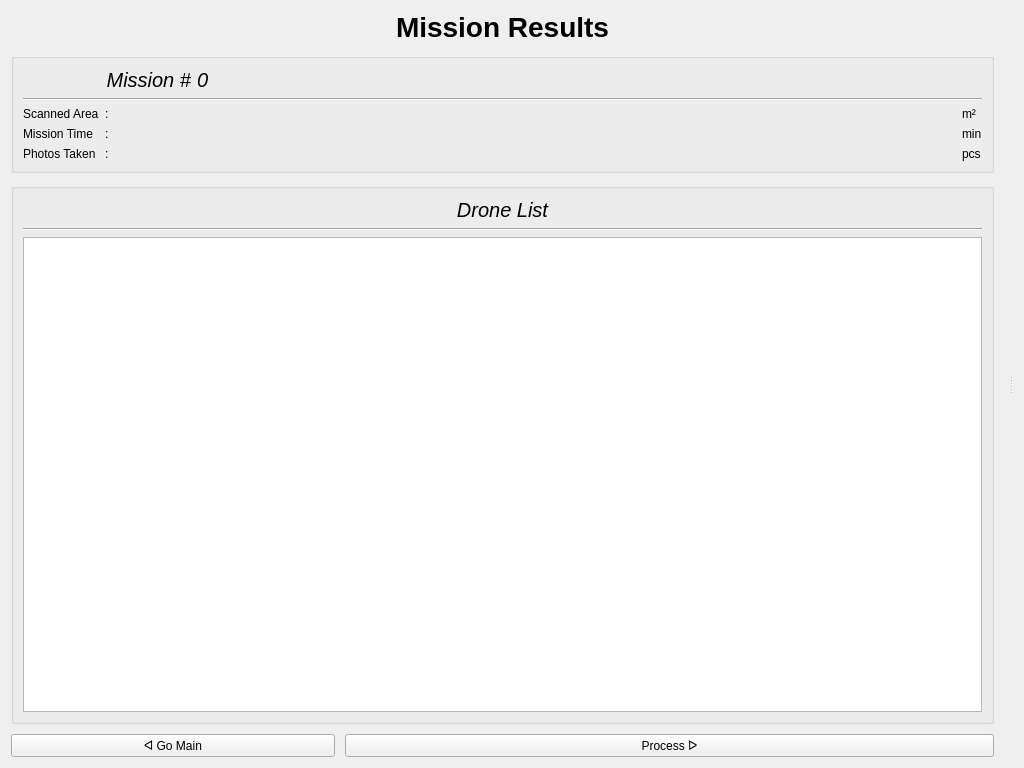
Old version of the form UI/Postflight/post_design.ui in the repository cmpe-DroneLab/GeoFly3D.
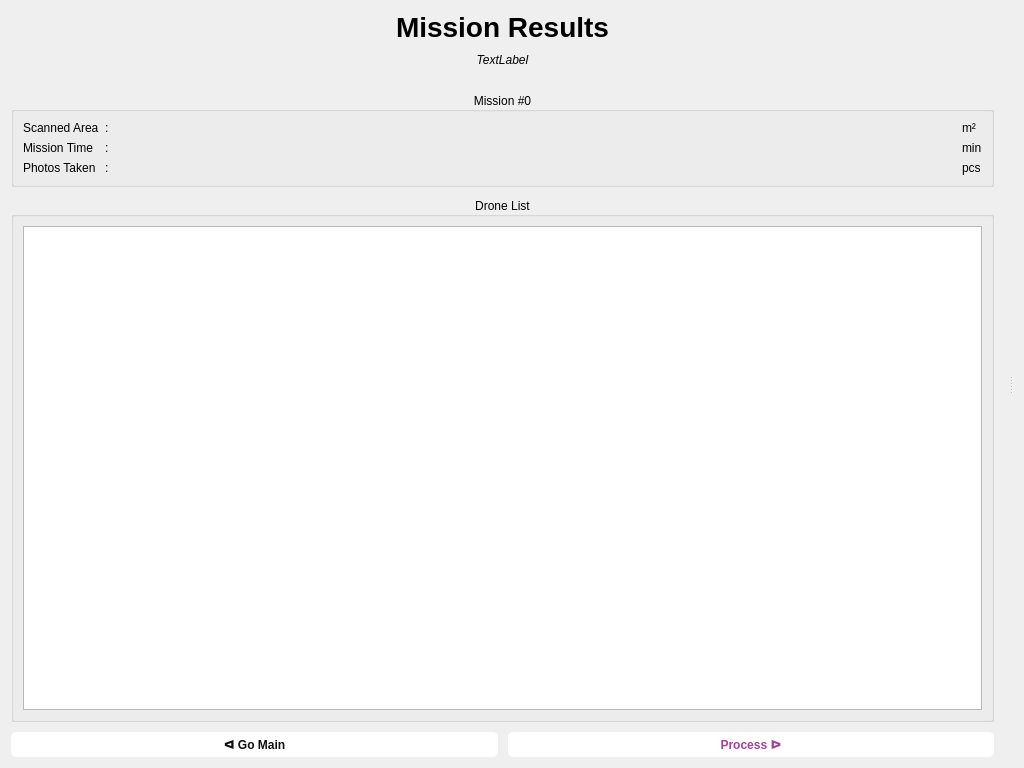
New version of the form.

Commit message: Improved left column design

What changed in the file:
```diff
--- a/UI/Postflight/post_design.ui
+++ b/UI/Postflight/post_design.ui
@@ -13,14 +13,35 @@
   <property name="windowTitle">
    <string>Form</string>
   </property>
+  <property name="styleSheet">
+   <string notr="true">QPushButton {
+    color: #111111;
+    background-color: #ffffff;
+    padding: 5px 10px;
+    font-weight: 500;
+    border-radius: 5px;
+    border: 0px;
+}
+
+QPushButton:focus { border: 1px solid darkgrey; }
+QPushButton:hover { background-color: #bebebe; }
+QPushButton:pressed { color: white; background-color: #5c5c5c; }
+QPushButton:disabled { color: grey; background-color: #bbbbbb; }
+
+#btn_process { color: #a33ea3; }
+#btn_process:hover { background-color: #f7c3f7; }
+#btn_process:pressed { color: white; background-color: #a33ea3; }
+#btn_process:disabled { color: grey; background-color: #bbbbbb; }
+</string>
+  </property>
   <layout class="QHBoxLayout" name="horizontalLayout">
    <item>
     <widget class="QSplitter" name="splitter">
      <property name="orientation">
       <enum>Qt::Horizontal</enum>
      </property>
-     <widget class="QWidget" name="">
-      <layout class="QVBoxLayout" name="v_lay_left" stretch="0,0,0,0">
+     <widget class="QWidget" name="layoutWidget">
+      <layout class="QVBoxLayout" name="v_lay_left" stretch="0,0,0,0,0,0">
        <property name="spacing">
         <number>10</number>
        </property>
@@ -46,75 +67,61 @@
          </property>
         </widget>
        </item>
+       <item>
+        <widget class="QLabel" name="label_description">
+         <property name="font">
+          <font>
+           <italic>true</italic>
+          </font>
+         </property>
+         <property name="text">
+          <string>TextLabel</string>
+         </property>
+         <property name="alignment">
+          <set>Qt::AlignCenter</set>
+         </property>
+        </widget>
+       </item>
+       <item>
+        <spacer name="verticalSpacer">
+         <property name="orientation">
+          <enum>Qt::Vertical</enum>
+         </property>
+         <property name="sizeType">
+          <enum>QSizePolicy::Fixed</enum>
+         </property>
+         <property name="sizeHint" stdset="0">
+          <size>
+           <width>20</width>
+           <height>15</height>
+          </size>
+         </property>
+        </spacer>
+       </item>
        <item>
         <widget class="QGroupBox" name="gb_mission">
          <property name="title">
-          <string/>
+          <string>Mission #0</string>
+         </property>
+         <property name="alignment">
+          <set>Qt::AlignCenter</set>
          </property>
          <layout class="QGridLayout" name="gridLayout" columnstretch="0,0,1,0">
-          <item row="2" column="0">
-           <widget class="QLabel" name="scanned_area_label">
-            <property name="text">
-             <string>Scanned Area</string>
-            </property>
-           </widget>
-          </item>
-          <item row="3" column="0">
-           <widget class="QLabel" name="mission_time_label">
-            <property name="text">
-             <string>Mission Time</string>
-            </property>
-           </widget>
-          </item>
-          <item row="5" column="0">
-           <widget class="QLabel" name="batt_required_label">
-            <property name="text">
-             <string>Photos Taken</string>
-            </property>
-           </widget>
-          </item>
-          <item row="2" column="1">
-           <widget class="QLabel" name="colon_1">
-            <property name="text">
-             <string>:</string>
-            </property>
-           </widget>
-          </item>
-          <item row="3" column="1">
+          <item row="1" column="1">
            <widget class="QLabel" name="colon_2">
             <property name="text">
              <string>:</string>
             </property>
            </widget>
           </item>
-          <item row="5" column="1">
+          <item row="3" column="1">
            <widget class="QLabel" name="colon_3">
             <property name="text">
              <string>:</string>
             </property>
            </widget>
           </item>
-          <item row="2" column="2">
-           <widget class="QLabel" name="scanned_area_value">
-            <property name="text">
-             <string/>
-            </property>
-            <property name="alignment">
-             <set>Qt::AlignRight|Qt::AlignTrailing|Qt::AlignVCenter</set>
-            </property>
-           </widget>
-          </item>
           <item row="3" column="2">
-           <widget class="QLabel" name="mission_time_value">
-            <property name="text">
-             <string/>
-            </property>
-            <property name="alignment">
-             <set>Qt::AlignRight|Qt::AlignTrailing|Qt::AlignVCenter</set>
-            </property>
-           </widget>
-          </item>
-          <item row="5" column="2">
            <widget class="QLabel" name="batt_required_value">
             <property name="text">
              <string/>
@@ -124,60 +131,72 @@
             </property>
            </widget>
           </item>
-          <item row="2" column="3">
-           <widget class="QLabel" name="scanned_area_unit">
+          <item row="0" column="2">
+           <widget class="QLabel" name="scanned_area_value">
             <property name="text">
-             <string>m²</string>
+             <string/>
             </property>
+            <property name="alignment">
+             <set>Qt::AlignRight|Qt::AlignTrailing|Qt::AlignVCenter</set>
+            </property>
            </widget>
           </item>
-          <item row="3" column="3">
+          <item row="1" column="2">
+           <widget class="QLabel" name="mission_time_value">
+            <property name="text">
+             <string/>
+            </property>
+            <property name="alignment">
+             <set>Qt::AlignRight|Qt::AlignTrailing|Qt::AlignVCenter</set>
+            </property>
+           </widget>
+          </item>
+          <item row="1" column="3">
            <widget class="QLabel" name="mission_time_unit">
             <property name="text">
              <string>min</string>
             </property>
            </widget>
           </item>
-          <item row="5" column="3">
+          <item row="0" column="0">
+           <widget class="QLabel" name="scanned_area_label">
+            <property name="text">
+             <string>Scanned Area</string>
+            </property>
+           </widget>
+          </item>
+          <item row="1" column="0">
+           <widget class="QLabel" name="mission_time_label">
+            <property name="text">
+             <string>Mission Time</string>
+            </property>
+           </widget>
+          </item>
+          <item row="0" column="1">
+           <widget class="QLabel" name="colon_1">
+            <property name="text">
+             <string>:</string>
+            </property>
+           </widget>
+          </item>
+          <item row="3" column="3">
            <widget class="QLabel" name="label">
             <property name="text">
              <string>pcs</string>
             </property>
            </widget>
           </item>
-          <item row="1" column="0" colspan="4">
-           <widget class="Line" name="line_2">
-            <property name="orientation">
-             <enum>Qt::Horizontal</enum>
-            </property>
-           </widget>
-          </item>
-          <item row="0" column="2">
-           <widget class="QLabel" name="id_label">
-            <property name="font">
-             <font>
-              <pointsize>15</pointsize>
-              <italic>true</italic>
-             </font>
-            </property>
+          <item row="0" column="3">
+           <widget class="QLabel" name="scanned_area_unit">
             <property name="text">
-             <string>0</string>
+             <string>m²</string>
             </property>
            </widget>
           </item>
-          <item row="0" column="1">
-           <widget class="QLabel" name="label_mission_information">
-            <property name="font">
-             <font>
-              <pointsize>15</pointsize>
-              <italic>true</italic>
-             </font>
-            </property>
+          <item row="3" column="0">
+           <widget class="QLabel" name="batt_required_label">
             <property name="text">
-             <string>Mission #</string>
-            </property>
-            <property name="alignment">
-             <set>Qt::AlignRight|Qt::AlignTrailing|Qt::AlignVCenter</set>
+             <string>Photos Taken</string>
             </property>
            </widget>
           </item>
@@ -187,32 +206,12 @@
        <item>
         <widget class="QGroupBox" name="gb_drones">
          <property name="title">
-          <string/>
+          <string>Drone List</string>
+         </property>
+         <property name="alignment">
+          <set>Qt::AlignCenter</set>
          </property>
          <layout class="QVBoxLayout" name="verticalLayout_2">
-          <item>
-           <widget class="QLabel" name="label_drones">
-            <property name="font">
-             <font>
-              <pointsize>15</pointsize>
-              <italic>true</italic>
-             </font>
-            </property>
-            <property name="text">
-             <string>Drone List</string>
-            </property>
-            <property name="alignment">
-             <set>Qt::AlignCenter</set>
-            </property>
-           </widget>
-          </item>
-          <item>
-           <widget class="Line" name="line">
-            <property name="orientation">
-             <enum>Qt::Horizontal</enum>
-            </property>
-           </widget>
-          </item>
           <item>
            <widget class="QListWidget" name="listWidget"/>
           </item>
@@ -228,7 +227,7 @@
            </property>
           </widget>
          </item>
-         <item row="0" column="1" colspan="2">
+         <item row="0" column="1">
           <widget class="QPushButton" name="btn_process">
            <property name="text">
             <string>Process ᐅ</string>
@@ -239,7 +238,7 @@
        </item>
       </layout>
      </widget>
-     <widget class="QWidget" name="">
+     <widget class="QWidget" name="layoutWidget">
       <layout class="QVBoxLayout" name="v_lay_right"/>
      </widget>
     </widget>
```
The commit also changes 15 other files.
